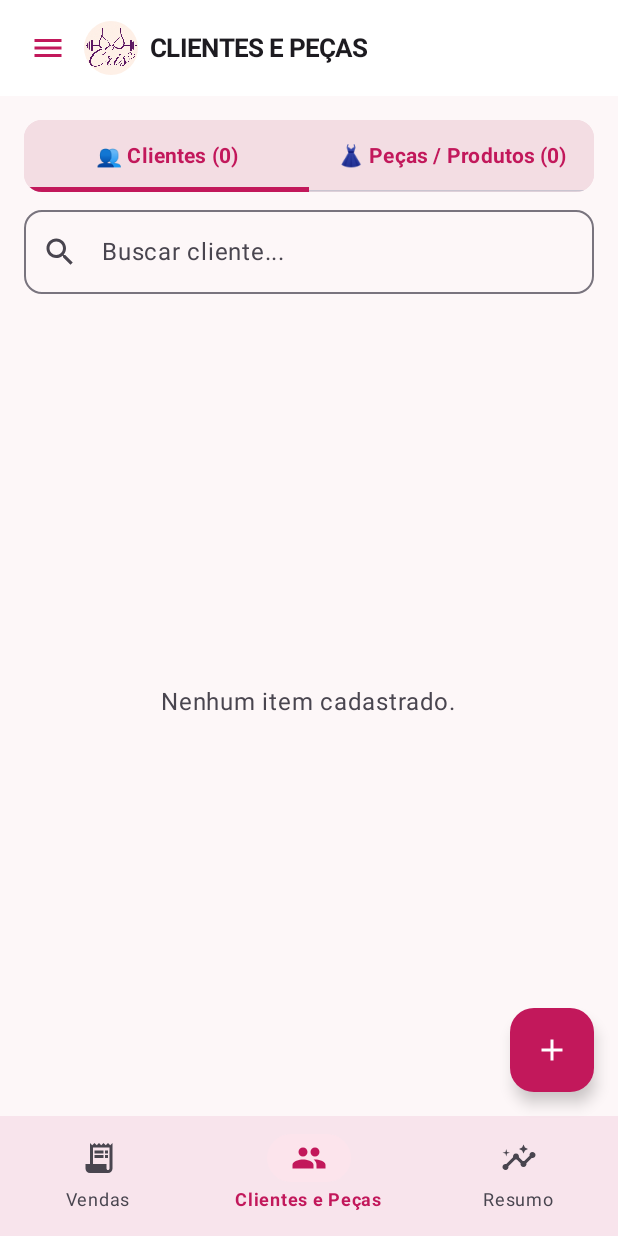
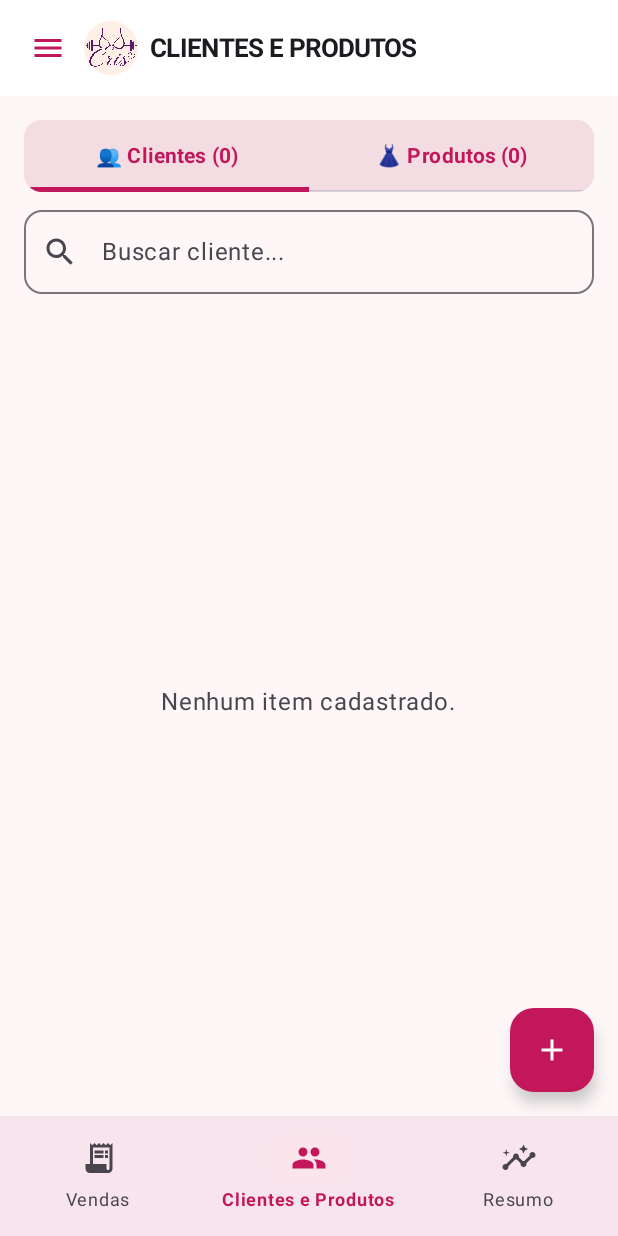
Before and after one commit to marcomkx/ControleVendasApp, an Android app built with Jetpack Compose: the screen it shows after launch (MainActivity), item 2 of the bottom bar chosen, on a phone screen of 412 x 824 dp. Run offline under Robolectric (Android 15) with nearby library versions, the phone set to English and light mode, and no system bars; our stand-ins replace Room's generated code.

Commit message:
refactor: renomeia Clientes e Peças para Clientes e Produtos em toda a interface

```diff
--- a/app/src/main/java/com/controlevendas/app/MainActivity.kt
+++ b/app/src/main/java/com/controlevendas/app/MainActivity.kt
@@ -171,7 +171,7 @@ class MainActivity : ComponentActivity() {
                             title = {
                                 val titleText = when (abaSelecionada) {
                                     0 -> "VENDAS REALIZADAS"
-                                    1 -> "CLIENTES E PEÇAS"
+                                    1 -> "CLIENTES E PRODUTOS"
                                     else -> "RESUMO FINANCEIRO"
                                 }
                                 Text(
@@ -240,8 +240,8 @@ class MainActivity : ComponentActivity() {
                                 onClick = {
                                     coroutineScope.launch { pagerState.animateScrollToPage(1) }
                                 },
-                                icon = { Icon(Icons.Default.Group, contentDescription = "Clientes e Peças") },
-                                label = { Text("Clientes e Peças", fontWeight = if (abaSelecionada == 1) FontWeight.Bold else FontWeight.Normal) },
+                                icon = { Icon(Icons.Default.Group, contentDescription = "Clientes e Produtos") },
+                                label = { Text("Clientes e Produtos", fontWeight = if (abaSelecionada == 1) FontWeight.Bold else FontWeight.Normal) },
                                 colors = NavigationBarItemDefaults.colors(
                                     selectedIconColor = MaterialTheme.colorScheme.primary,
                                     selectedTextColor = MaterialTheme.colorScheme.primary,
--- a/app/src/main/java/com/controlevendas/app/ui/screens/GerenciarClientesProdutosScreen.kt
+++ b/app/src/main/java/com/controlevendas/app/ui/screens/GerenciarClientesProdutosScreen.kt
@@ -65,7 +65,7 @@ fun GerenciarClientesProdutosScreen(
                         abaSelecionada = 1
                         textoBusca = ""
                     },
-                    text = { Text("👗 Peças / Produtos (${produtos.size})", fontWeight = FontWeight.Bold) }
+                    text = { Text("👗 Produtos (${produtos.size})", fontWeight = FontWeight.Bold) }
                 )
             }
         }
@@ -74,7 +74,7 @@ fun GerenciarClientesProdutosScreen(
         OutlinedTextField(
             value = textoBusca,
             onValueChange = { textoBusca = it },
-            placeholder = { Text(if (abaSelecionada == 0) "Buscar cliente..." else "Buscar peça/produto...") },
+            placeholder = { Text(if (abaSelecionada == 0) "Buscar cliente..." else "Buscar produto...") },
             leadingIcon = { Icon(Icons.Default.Search, contentDescription = "Buscar") },
             trailingIcon = {
                 if (textoBusca.isNotEmpty()) {
```
